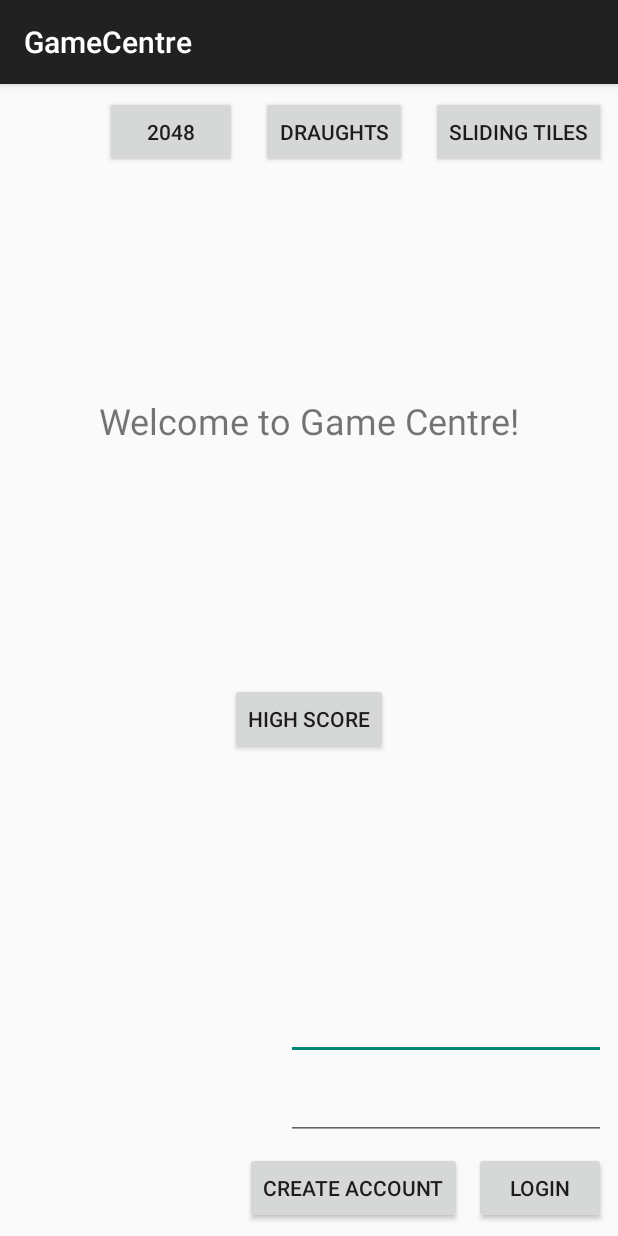
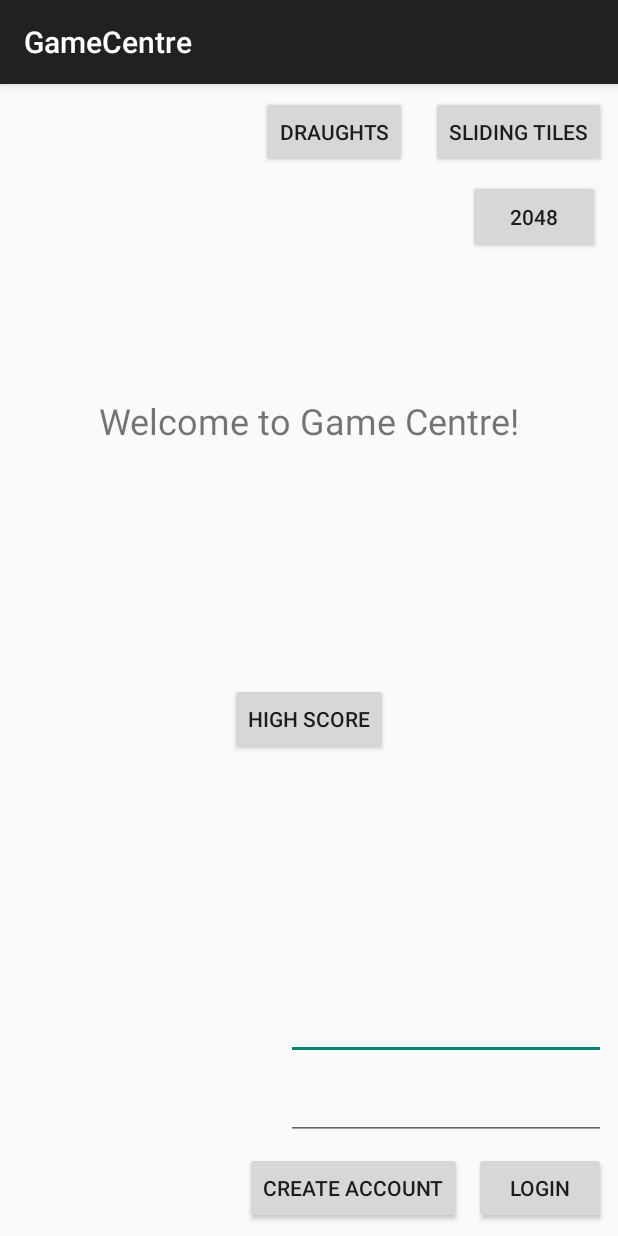
Before and after one commit to maxsours/software-design-final-project, an Android app: the screen it shows after launch (ActualStartingActivity), on a phone screen of 412 x 824 dp. Run offline under Robolectric (Android 15) with nearby library versions, the phone set to English and light mode, and no system bars.

Commit message:
Fixed position of 2048 button and Undo button on sldiing tiles.

```diff
--- a/Phase2/GameCentre/app/src/main/res/layout/activity_actual_starting.xml
+++ b/Phase2/GameCentre/app/src/main/res/layout/activity_actual_starting.xml
@@ -118,11 +118,11 @@
     <Button
         android:id="@+id/button2048"
         android:layout_width="wrap_content"
-        android:layout_height="wrap_content"
-        android:layout_marginTop="8dp"
-        android:layout_marginEnd="16dp"
+        android:layout_height="49dp"
+        android:layout_marginStart="312dp"
+        android:layout_marginTop="64dp"
         android:text="2048"
-        app:layout_constraintEnd_toStartOf="@+id/draughtsbutton"
+        app:layout_constraintStart_toStartOf="parent"
         app:layout_constraintTop_toTopOf="parent" />
 
     <Button
--- a/Phase2/GameCentre/app/src/main/res/layout/activity_main.xml
+++ b/Phase2/GameCentre/app/src/main/res/layout/activity_main.xml
@@ -14,11 +14,12 @@
         xmlns:tools="http://schemas.android.com/tools"
         android:id="@+id/grid"
         android:layout_width="match_parent"
-        android:layout_height="531dp" />
+        android:layout_height="476dp" />
 
     <Button
         android:id="@+id/UndoButton"
         android:layout_width="match_parent"
         android:layout_height="wrap_content"
+
         android:text="UNDO" />
 </LinearLayout>
```
